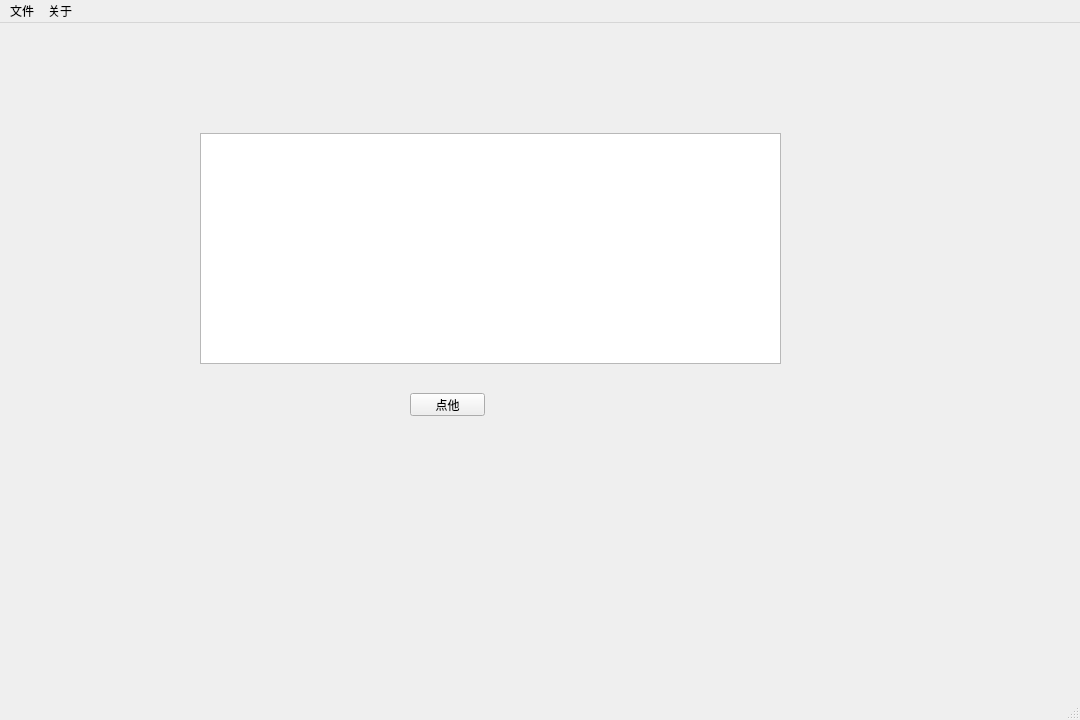
This is ui/mainWindowLayout.ui in cnchin/log_analyze as Qt 5 draws it before an edit. The edited form follows.
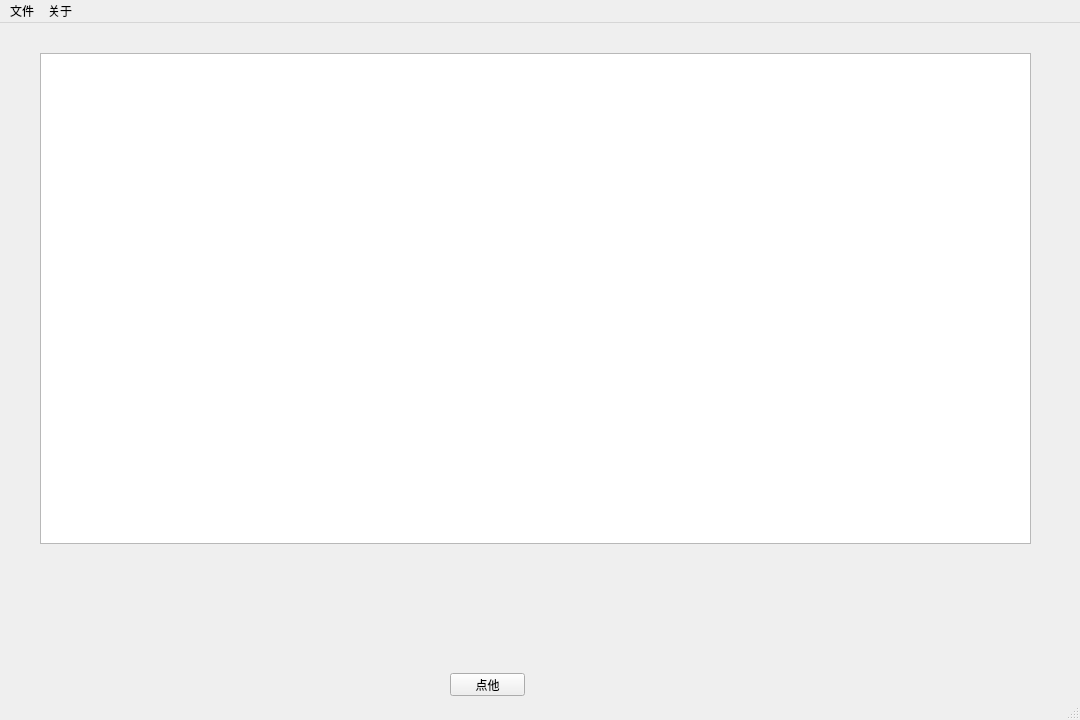
This is the edited form.

```diff
--- a/ui/mainWindowLayout.ui
+++ b/ui/mainWindowLayout.ui
@@ -17,8 +17,8 @@
    <widget class="QPushButton" name="pushButton">
     <property name="geometry">
      <rect>
-      <x>410</x>
-      <y>370</y>
+      <x>450</x>
+      <y>650</y>
       <width>75</width>
       <height>23</height>
      </rect>
@@ -30,10 +30,10 @@
    <widget class="QTextBrowser" name="textBrowser">
     <property name="geometry">
      <rect>
-      <x>200</x>
-      <y>110</y>
-      <width>581</width>
-      <height>231</height>
+      <x>40</x>
+      <y>30</y>
+      <width>991</width>
+      <height>491</height>
      </rect>
     </property>
    </widget>
```
